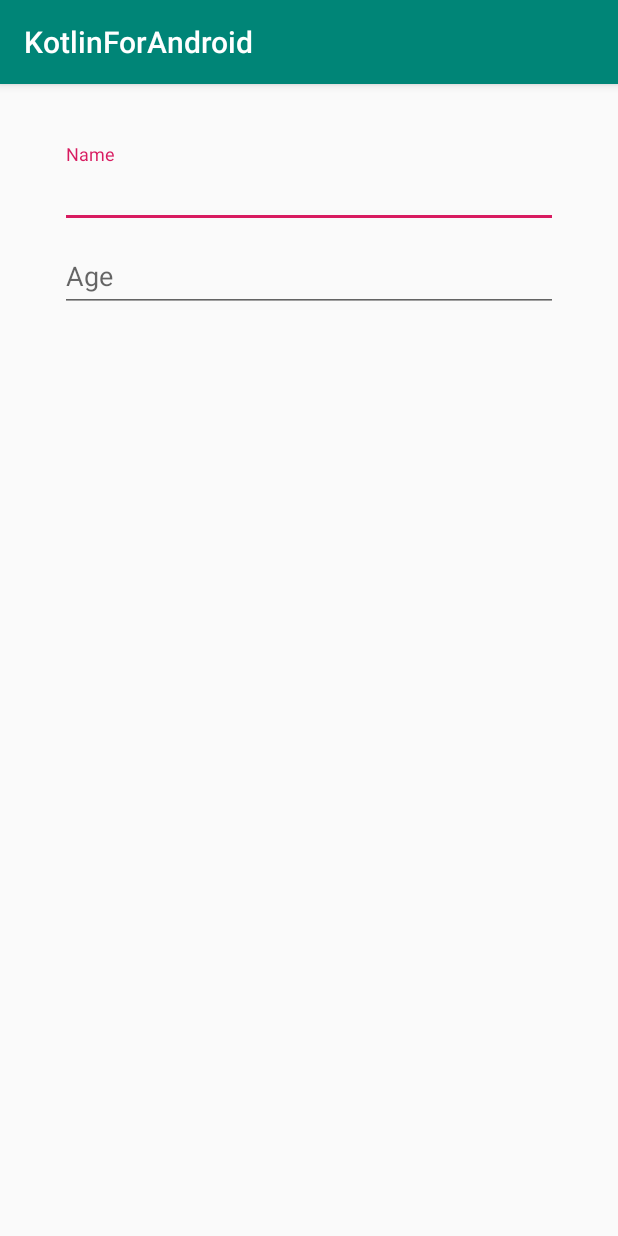
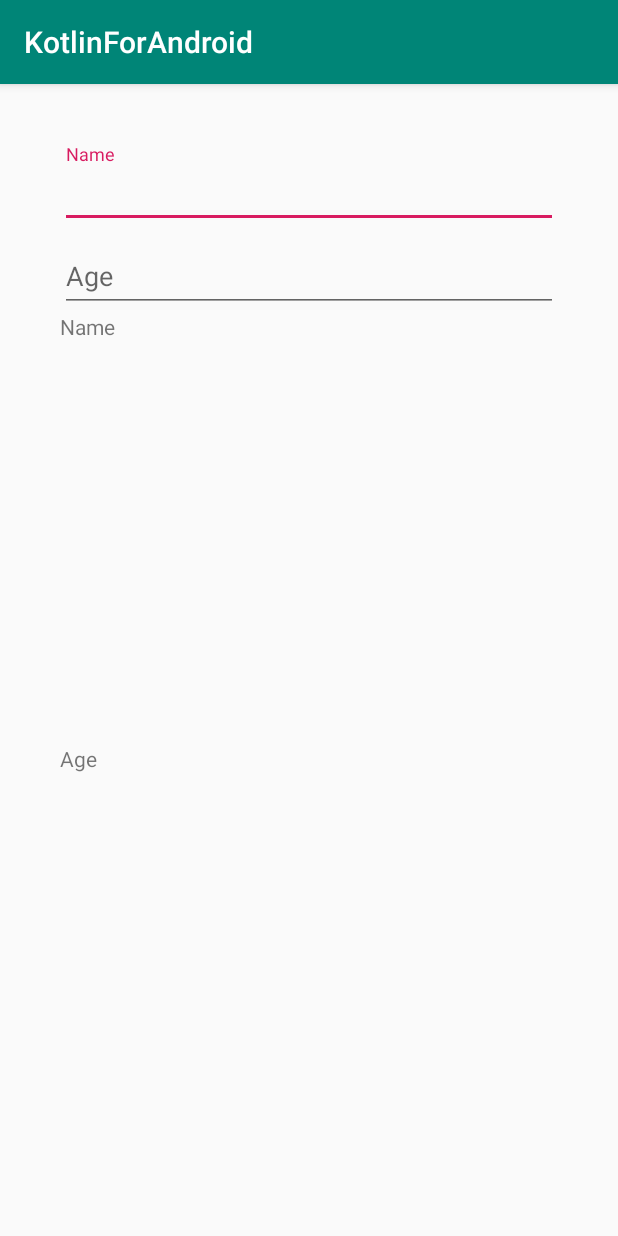
Before and after one commit to adatapoint/KotlinAndroidApp, an Android app: the screen it shows after launch (MainActivity), on a phone screen of 412 x 824 dp. Run offline under Robolectric (Android 15) with nearby library versions, the phone set to English and light mode, and no system bars.

Commit message:
Agregada intefaz para manejo de cambios en los inputs/form

```diff
--- a/app/src/main/java/com/vince/kotlinandroidapp/MainActivity.kt
+++ b/app/src/main/java/com/vince/kotlinandroidapp/MainActivity.kt
@@ -2,11 +2,46 @@ package com.vince.kotlinandroidapp
 
 import android.support.v7.app.AppCompatActivity
 import android.os.Bundle
+import android.text.Editable
+import android.text.TextWatcher
+import android.widget.EditText
+import android.widget.TextView
 
-class MainActivity : AppCompatActivity() {
+class MainActivity : AppCompatActivity(), TextWatcher {
+
+    private var editName: EditText? = null // ? cuando no lo pueda inicializar con otra cosa.
+    private var editAge: EditText? = null
+    private var textName: TextView? = null
+    private var textAge: TextView? = null
 
     override fun onCreate(savedInstanceState: Bundle?) {
         super.onCreate(savedInstanceState)
         setContentView(R.layout.activity_main)
+
+        editName = findViewById(R.id.editText_name) as EditText
+        editAge = findViewById(R.id.editText_age) as EditText
+        textName = findViewById(R.id.textView_name) as TextView
+        textAge = findViewById(R.id.textView_age) as TextView
+
+        editName!!.addTextChangedListener(this) // !! asegura que no tenemos ningún null
+        editAge!!.addTextChangedListener(this)
+
     }
+
+    override fun afterTextChanged(s: Editable?) {
+        // Después de un dato
+        //TODO("not implemented") //To change body of created functions use File | Settings | File Templates.
+    }
+
+    override fun beforeTextChanged(s: CharSequence?, start: Int, count: Int, after: Int) {
+        // Antes del dato (focus en campo de texto)
+        //TODO("not implemented") //To change body of created functions use File | Settings | File Templates.
+    }
+
+    override fun onTextChanged(s: CharSequence?, start: Int, before: Int, count: Int) {
+        textName?.text = editName?.text.toString()
+        textAge?.text = editAge?.text.toString()
+    }
+
+
 }
--- a/app/src/main/res/layout/activity_main.xml
+++ b/app/src/main/res/layout/activity_main.xml
@@ -43,6 +43,42 @@
 
 
         </android.support.design.widget.TextInputLayout>
+        <LinearLayout
+                android:orientation="vertical"
+                android:layout_width="match_parent"
+                android:layout_height="match_parent">
+            <LinearLayout
+                    android:orientation="horizontal"
+                    android:layout_width="match_parent"
+                    android:layout_height="match_parent" android:layout_weight="1">
+                <TextView
+                        android:text="@string/name"
+                        android:layout_width="wrap_content"
+                        android:layout_height="wrap_content" android:layout_weight="1"/>
+                <TextView
+                        android:layout_width="wrap_content"
+                        android:layout_height="wrap_content"
+                        android:id="@+id/textView_name"
+                        android:layout_weight="1"/>
+            </LinearLayout>
+            <LinearLayout
+                    android:orientation="horizontal"
+                    android:layout_width="match_parent"
+                    android:layout_height="match_parent"
+                    android:layout_weight="1">
+                <TextView
+                        android:text="@string/age"
+                        android:layout_width="wrap_content"
+                        android:layout_height="wrap_content"
+                        android:layout_weight="1"/>
+                <TextView
+                        android:layout_width="wrap_content"
+                        android:layout_height="wrap_content"
+                        android:id="@+id/textView_age"
+                        android:layout_weight="1"/>
+            </LinearLayout>
+
+        </LinearLayout>
 
 
     </LinearLayout>
```
